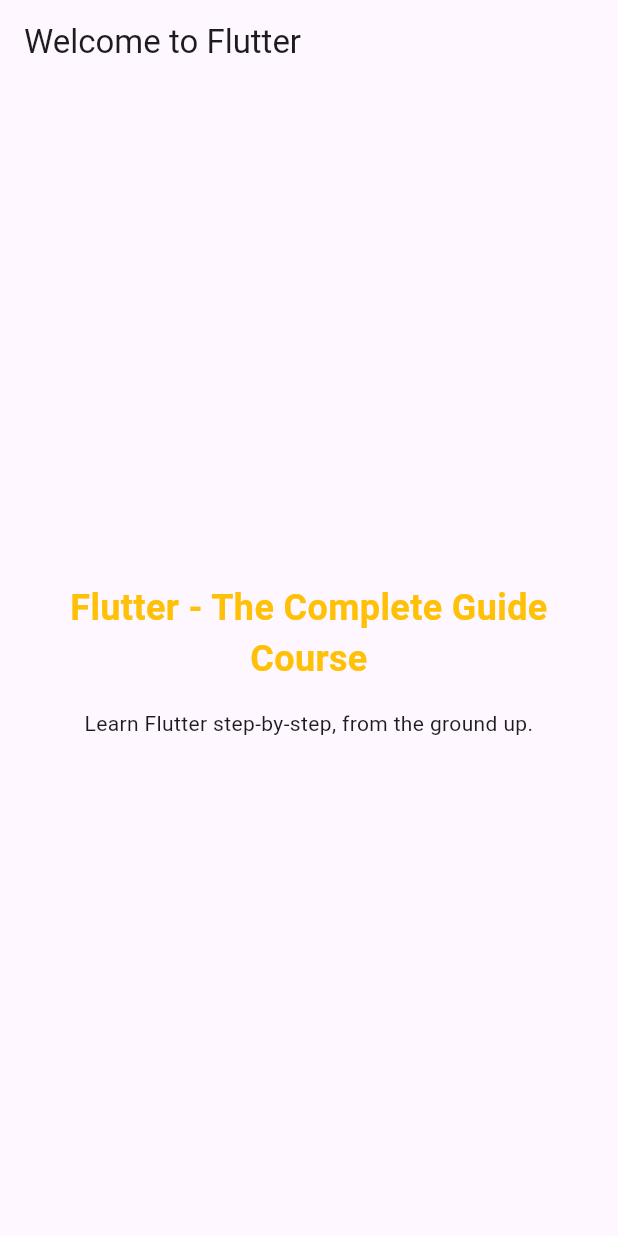
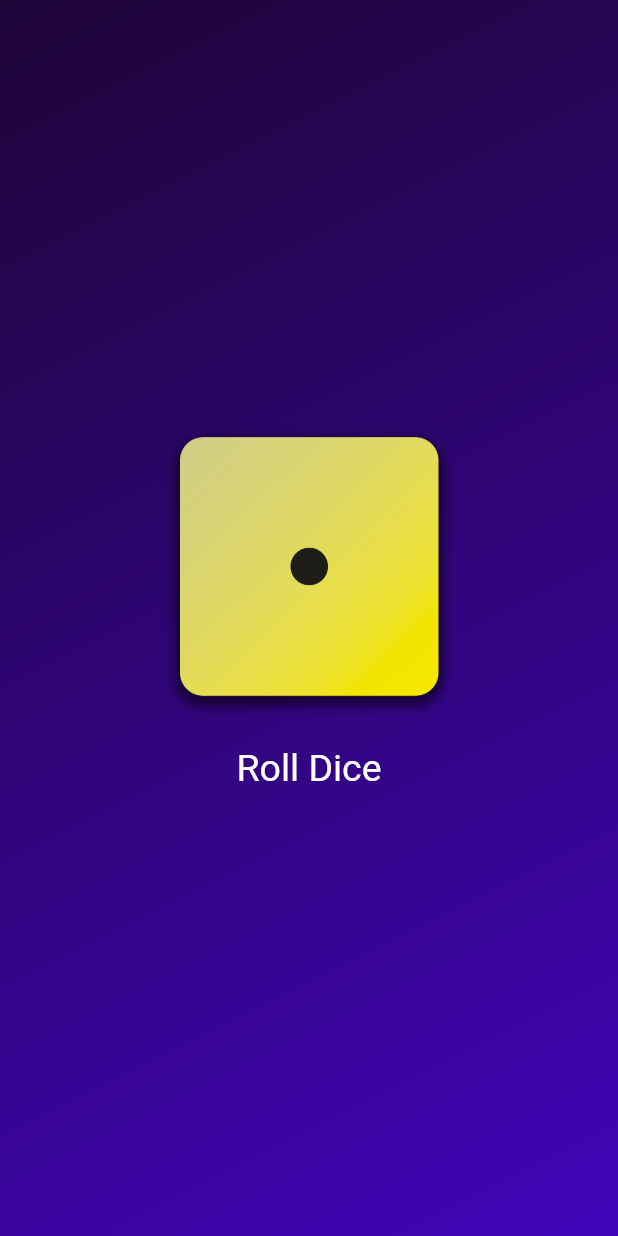
Before and after one commit to BetaO/Flutter, a Flutter app: the screen it shows after launch, on a phone screen of 412 x 824 dp. Run offline on Flutter 3.47's test engine with Material 3 defaults, Android fonts, the phone set to English and light mode, and no system bars.

Commit message:
Created Dice Roll App

```diff
--- /dev/null
+++ b/lib/dice_roller.dart
@@ -0,0 +1,50 @@
+import 'package:flutter/material.dart';
+import 'dart:math';
+
+final randomizer = Random();
+
+class DiceRoller extends StatefulWidget {
+  const DiceRoller({super.key});
+
+  @override
+  State<DiceRoller> createState() {
+    return _DiceRollerState();
+  }
+}
+
+// Private class
+class _DiceRollerState extends State<DiceRoller> {
+  var dice = 1;
+
+  void rollDice() {
+    setState(() {
+      dice = randomizer.nextInt(6) + 1;
+    });
+  }
+
+  @override
+  Widget build(context) {
+    Widget widget = Column(
+      mainAxisSize: MainAxisSize.min,
+      children: [
+        Image.asset(
+          'assets/images/dice-$dice.png',
+          width: 200,
+        ),
+        // const SizedBox(
+        //   height: 20,
+        // ),
+        TextButton(
+          onPressed: rollDice,
+          style: TextButton.styleFrom(
+            padding: const EdgeInsets.all(20),
+            foregroundColor: Colors.white,
+            textStyle: const TextStyle(fontSize: 25),
+          ),
+          child: const Text('Roll Dice'),
+        ),
+      ],
+    );
+    return widget;
+  }
+}
--- /dev/null
+++ b/lib/gradient_container.dart
@@ -0,0 +1,37 @@
+import 'package:first_app/dice_roller.dart';
+import 'package:flutter/material.dart';
+// import 'package:first_app/styled_text.dart';
+
+const startAlign = Alignment.topLeft;
+const endAlign = Alignment.bottomRight;
+
+class GradientContainer extends StatelessWidget {
+  const GradientContainer(this.colors, {super.key});
+
+  GradientContainer.purple({super.key})
+      : colors = [
+          Colors.deepPurple,
+          Colors.indigo,
+        ];
+
+  final List<Color> colors;
+
+  @override
+  Widget build(context) {
+    Widget widget = Container(
+      decoration: BoxDecoration(
+        gradient: LinearGradient(
+          colors: colors,
+          begin: startAlign,
+          end: endAlign,
+        ),
+      ),
+      child: const Center(
+        //child: StyledText('Hello Mom!'),
+        child: DiceRoller(),
+      ),
+    );
+
+    return widget;
+  }
+}
--- a/lib/main.dart
+++ b/lib/main.dart
@@ -1,55 +1,18 @@
 import 'package:flutter/material.dart';
+import 'package:first_app/gradient_container.dart';
 
 void main() {
-  runApp(const MyApp());
-}
+  const startColor = Color.fromARGB(255, 30, 5, 55);
+  const endColor = Color.fromARGB(255, 65, 5, 185);
 
-// With Flutter, you create user interfaces by combining "widgets"
-// You'll learn all about them (and much more) throughout this course!
-class MyApp extends StatelessWidget {
-  const MyApp({super.key});
+  const List<Color> colors = [startColor, endColor];
 
-  // Every custom widget must have a build() method
-  // It tells Flutter, which widgets make up your custom widget
-  // Again: You'll learn all about that throughout the course!
-  @override
-  Widget build(BuildContext context) {
-    // Below, a bunch of built-in widgets are used (provided by Flutter)
-    // They will be explained in the next sections
-    // In this course, you will, of course, not just use them a lot but
-    // also learn about many other widgets!
-    return MaterialApp(
-      title: 'Flutter First App',
-      theme: ThemeData(useMaterial3: true),
+  runApp(
+    const MaterialApp(
       home: Scaffold(
-        appBar: AppBar(
-          title: const Text('Welcome to Flutter'),
-        ),
-        body: Container(
-          width: double.infinity,
-          padding: const EdgeInsets.all(12),
-          child: const Column(
-            mainAxisAlignment: MainAxisAlignment.center,
-            crossAxisAlignment: CrossAxisAlignment.center,
-            children: [
-              Text(
-                'Flutter - The Complete Guide Course',
-                textAlign: TextAlign.center,
-                style: TextStyle(
-                  fontSize: 24,
-                  fontWeight: FontWeight.bold,
-                  color: Colors.amber,
-                ),
-              ),
-              SizedBox(height: 16),
-              Text(
-                'Learn Flutter step-by-step, from the ground up.',
-                textAlign: TextAlign.center,
-              ),
-            ],
-          ),
+        body: GradientContainer(colors),
+        // body: GradientContainer.purple(),
       ),
     ),
   );
 }
-}
--- /dev/null
+++ b/lib/styled_text.dart
@@ -0,0 +1,20 @@
+import 'package:flutter/material.dart';
+
+class StyledText extends StatelessWidget {
+  const StyledText(this.text, {super.key});
+
+  final String text;
+
+  @override
+  Widget build(context) {
+    Widget widget = Text(
+      text,
+      style: const TextStyle(
+        color: Colors.white,
+        fontSize: 28,
+      ),
+    );
+
+    return widget;
+  }
+}
```
Also changed, not shown: pubspec.yaml (+7 -3 lines), assets/images/dice-1.png (added), assets/images/dice-2.png (added), assets/images/dice-3.png (added), assets/images/dice-4.png (added), assets/images/dice-5.png (added), assets/images/dice-6.png (added). Lines whose indentation alone changed are shown as unchanged.
